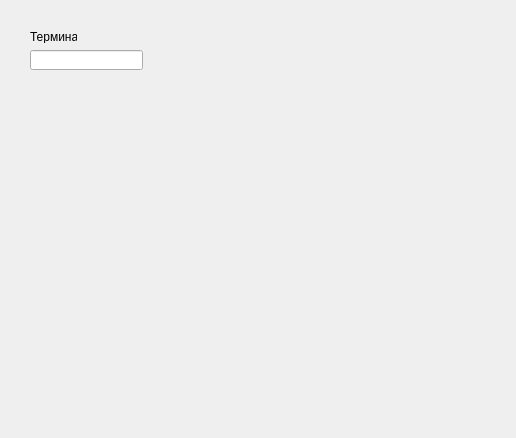
The window that Clients/editobjectdialog.ui (rust3128/HotLinePTS) describes before a commit, drawn with Qt 5.
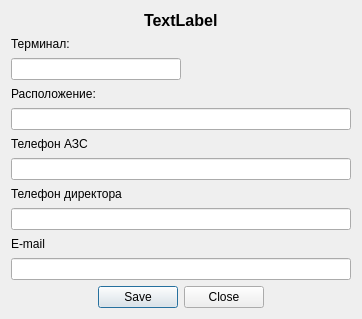
The same window after the commit.

Commit message: edit object DLG

```diff
--- a/Clients/editobjectdialog.ui
+++ b/Clients/editobjectdialog.ui
@@ -6,36 +6,141 @@
    <rect>
     <x>0</x>
     <y>0</y>
-    <width>516</width>
-    <height>438</height>
+    <width>362</width>
+    <height>319</height>
    </rect>
   </property>
   <property name="windowTitle">
    <string>Dialog</string>
   </property>
-  <widget class="QLabel" name="label">
-   <property name="geometry">
-    <rect>
-     <x>30</x>
-     <y>30</y>
-     <width>47</width>
-     <height>13</height>
-    </rect>
-   </property>
-   <property name="text">
-    <string>Терминал</string>
-   </property>
-  </widget>
-  <widget class="QLineEdit" name="lineEdit">
-   <property name="geometry">
-    <rect>
-     <x>30</x>
-     <y>50</y>
-     <width>113</width>
-     <height>20</height>
-    </rect>
-   </property>
-  </widget>
+  <layout class="QGridLayout" name="gridLayout">
+   <item row="1" column="0">
+    <widget class="QLabel" name="label">
+     <property name="text">
+      <string>Терминал:</string>
+     </property>
+    </widget>
+   </item>
+   <item row="6" column="0">
+    <widget class="QLineEdit" name="lineEditPhoneAZS">
+     <property name="text">
+      <string/>
+     </property>
+     <property name="maxLength">
+      <number>50</number>
+     </property>
+    </widget>
+   </item>
+   <item row="7" column="0">
+    <widget class="QLabel" name="label_4">
+     <property name="text">
+      <string>Телефон директора</string>
+     </property>
+    </widget>
+   </item>
+   <item row="9" column="0">
+    <widget class="QLabel" name="label_5">
+     <property name="text">
+      <string>E-mail</string>
+     </property>
+    </widget>
+   </item>
+   <item row="10" column="0">
+    <widget class="QLineEdit" name="lineEditAdress_2">
+     <property name="text">
+      <string/>
+     </property>
+     <property name="maxLength">
+      <number>50</number>
+     </property>
+    </widget>
+   </item>
+   <item row="8" column="0">
+    <widget class="QLineEdit" name="lineEditPhoneDir">
+     <property name="text">
+      <string/>
+     </property>
+     <property name="maxLength">
+      <number>50</number>
+     </property>
+    </widget>
+   </item>
+   <item row="3" column="0">
+    <widget class="QLabel" name="label_2">
+     <property name="text">
+      <string>Расположение:</string>
+     </property>
+    </widget>
+   </item>
+   <item row="11" column="0">
+    <widget class="QDialogButtonBox" name="buttonBox">
+     <property name="standardButtons">
+      <set>QDialogButtonBox::Close|QDialogButtonBox::Save</set>
+     </property>
+     <property name="centerButtons">
+      <bool>true</bool>
+     </property>
+    </widget>
+   </item>
+   <item row="5" column="0">
+    <widget class="QLabel" name="label_3">
+     <property name="text">
+      <string>Телефон АЗС</string>
+     </property>
+    </widget>
+   </item>
+   <item row="2" column="0">
+    <layout class="QHBoxLayout" name="horizontalLayout">
+     <item>
+      <widget class="QLineEdit" name="lineEditTerminalID">
+       <property name="text">
+        <string/>
+       </property>
+       <property name="maxLength">
+        <number>5</number>
+       </property>
+      </widget>
+     </item>
+     <item>
+      <spacer name="horizontalSpacer">
+       <property name="orientation">
+        <enum>Qt::Horizontal</enum>
+       </property>
+       <property name="sizeHint" stdset="0">
+        <size>
+         <width>40</width>
+         <height>20</height>
+        </size>
+       </property>
+      </spacer>
+     </item>
+    </layout>
+   </item>
+   <item row="4" column="0">
+    <widget class="QLineEdit" name="lineEditAdress">
+     <property name="text">
+      <string/>
+     </property>
+     <property name="maxLength">
+      <number>150</number>
+     </property>
+    </widget>
+   </item>
+   <item row="0" column="0" alignment="Qt::AlignHCenter">
+    <widget class="QLabel" name="labelClientName">
+     <property name="font">
+      <font>
+       <pointsize>12</pointsize>
+       <weight>75</weight>
+       <bold>true</bold>
+      </font>
+     </property>
+     <property name="text">
+      <string>TextLabel</string>
+     </property>
+    </widget>
+   </item>
+  </layout>
  </widget>
  <resources/>
  <connections/>
```
Left out of the diff: 6 changed lines with no effect on the pictures. The commit also changes 5 other files.
